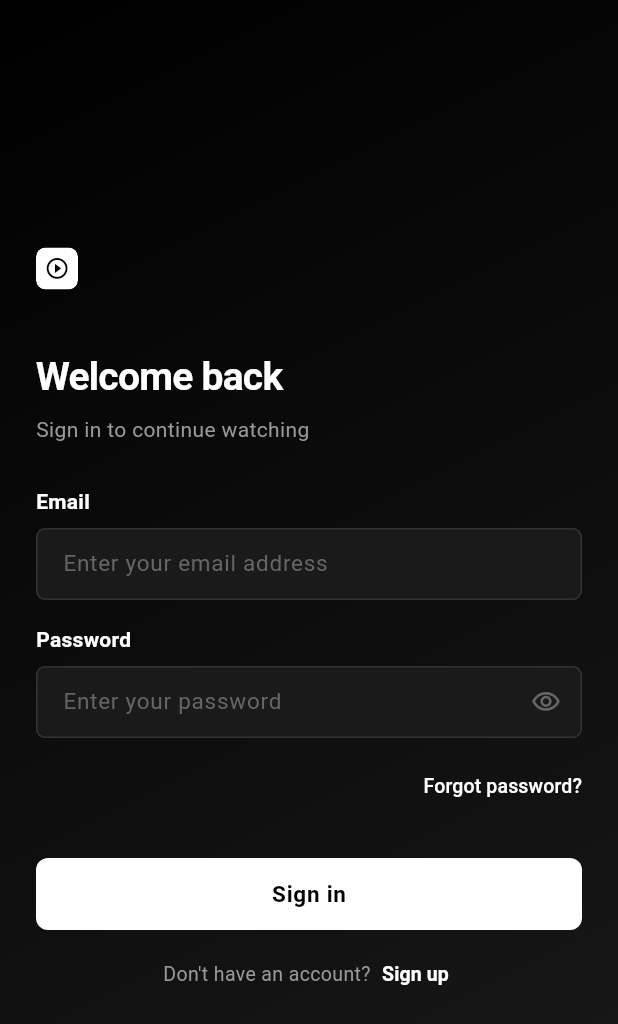
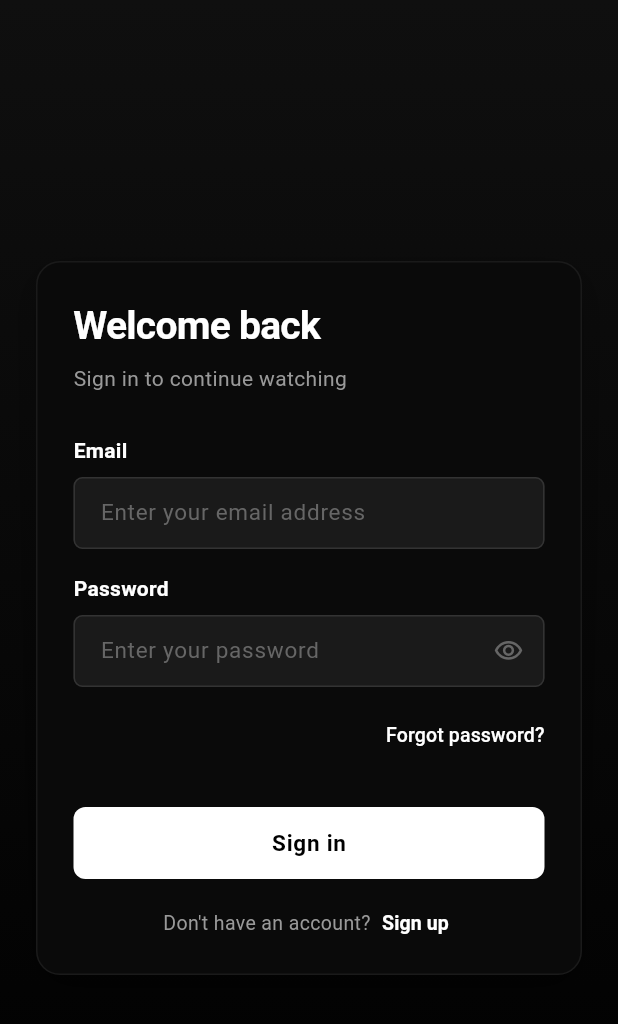
Before and after one commit to pranathirshetty/App, a Flutter app: the AuthScreen screen opened directly, on a phone screen of 412 x 824 dp. Shown: the top 1024 px of the screen. Run offline on Flutter 3.47's test engine with Material 3 defaults, Android fonts, the phone set to English and light mode, and no system bars; our stand-ins replace carousel_slider, flutter_local_notifications, flutter_secure_storage, flutter_svg, flutter_timezone, flutter_widget_from_html and 5 more; missing offline and left inert: flutter_inappwebview, media_kit, media_kit_video; accounts and stored records are empty; statements that could not run were skipped.

Commit message:
remove logo in small screrans

```diff
--- a/lib/auth_screen.dart
+++ b/lib/auth_screen.dart
@@ -1,5 +1,6 @@
 import 'package:flutter/material.dart';
 import 'dart:math' as math;
+import 'dart:ui';
 
 import 'package:kuudere/home_screen.dart';
 import 'package:kuudere/models/session_model.dart';
@@ -118,20 +119,40 @@ class _AuthScreenState extends State<AuthScreen>
           final descriptionSize = isDesktop ? 16.0 : 14.0;
           final logoSize = isDesktop ? 32.0 : 28.0;
 
-          return Container(
-            decoration: const BoxDecoration(
+          return Stack(
+            children: [
+              // Background Image (Desktop Only)
+              if (isDesktop)
+                Positioned.fill(
+                  child: Image.network(
+                    'https://artworks.thetvdb.com/banners/v4/series/424536/posters/64e6a8b95dfad.jpg',
+                    fit: BoxFit.cover,
+                    errorBuilder: (context, error, stackTrace) {
+                      return Container(color: const Color(0xFF000000));
+                    },
+                  ),
+                ),
+              // Dark Gradient Overlay (Desktop Only)
+              if (isDesktop)
+                Positioned.fill(
+                  child: Container(
+                    decoration: BoxDecoration(
                       gradient: LinearGradient(
-                begin: Alignment.topLeft,
-                end: Alignment.bottomRight,
+                        begin: Alignment.topCenter,
+                        end: Alignment.bottomCenter,
                         colors: [
-                  Color(0xFF000000),
-                  Color(0xFF1A1A1A),
+                          Colors.black.withOpacity(0.7),
+                          Colors.black.withOpacity(0.9),
                         ],
                       ),
                     ),
-            child: isDesktop
+                  ),
+                ),
+              // Main Content
+              isDesktop
                   ? _buildDesktopLayout(headingSize, descriptionSize, logoSize)
                   : _buildMobileLayout(headingSize, descriptionSize, logoSize),
+            ],
           );
         },
       ),
@@ -288,45 +309,53 @@ class _AuthScreenState extends State<AuthScreen>
 
   Widget _buildMobileLayout(
       double headingSize, double descriptionSize, double logoSize) {
-    return Center(
+    return Container(
+      decoration: const BoxDecoration(
+        gradient: LinearGradient(
+          begin: Alignment.topCenter,
+          end: Alignment.bottomCenter,
+          colors: [
+            Color(0xFF0F0F0F),
+            Color(0xFF000000),
+          ],
+        ),
+      ),
+      child: Center(
         child: SingleChildScrollView(
-        padding: const EdgeInsets.symmetric(horizontal: 24.0, vertical: 32.0),
+          padding: const EdgeInsets.symmetric(vertical: 32.0),
           child: FadeTransition(
             opacity: _fadeAnimation,
             child: SlideTransition(
               position: _slideAnimation,
-            child: ConstrainedBox(
-              constraints: const BoxConstraints(maxWidth: 500),
               child: Column(
                 crossAxisAlignment: CrossAxisAlignment.start,
                 children: [
-                  // Logo only
-                  ClipRRect(
-                    borderRadius: BorderRadius.circular(6),
-                    child: Image.network(
-                      'https://kuudere.to/logo.png',
-                      height: logoSize,
-                      fit: BoxFit.contain,
-                      errorBuilder: (context, error, stackTrace) {
-                        return Container(
-                          width: logoSize,
-                          height: logoSize,
+                  // Form Card Container
+                  Padding(
+                    padding: const EdgeInsets.symmetric(horizontal: 24.0),
+                    child: ConstrainedBox(
+                      constraints: const BoxConstraints(maxWidth: 500),
+                      child: Container(
                         decoration: BoxDecoration(
-                            color: Colors.white,
-                            borderRadius: BorderRadius.circular(6),
+                          color: const Color(0xFF0A0A0A),
+                          borderRadius: BorderRadius.circular(16),
+                          border: Border.all(
+                            color: const Color(0xFF1A1A1A),
+                            width: 1,
                           ),
-                          child: Icon(
-                            Icons.play_circle_outline,
-                            size: logoSize * 0.6,
-                            color: Colors.black,
+                          boxShadow: [
+                            BoxShadow(
+                              color: Colors.black.withOpacity(0.3),
+                              blurRadius: 20,
+                              offset: const Offset(0, 10),
                             ),
-                        );
-                      },
+                          ],
+                        ),
+                        padding: const EdgeInsets.all(24),
+                        child: _buildLoginForm(centerText: false),
                       ),
                     ),
-                  const SizedBox(height: 40),
-                  // Login Form
-                  _buildLoginForm(centerText: false),
+                  ),
                 ],
               ),
             ),
```
Lines whose indentation alone changed are shown as unchanged.
